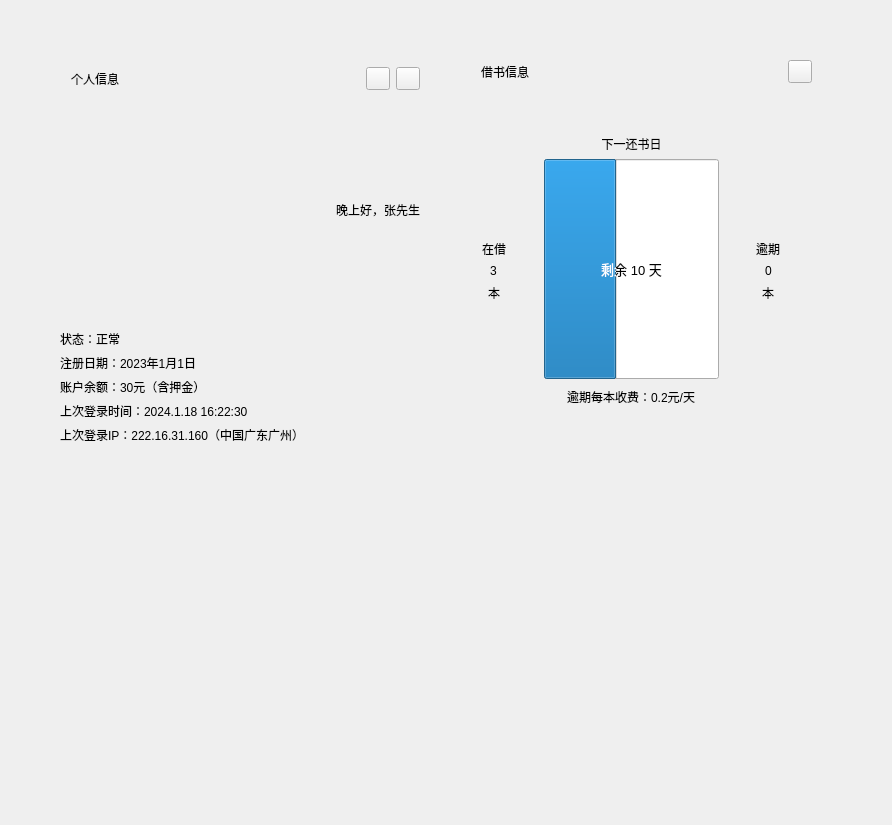
First picture: the form in resource/ui/reader/MyPage.ui, repository betacat-ha/library-management-system-pyqt, before the edit.
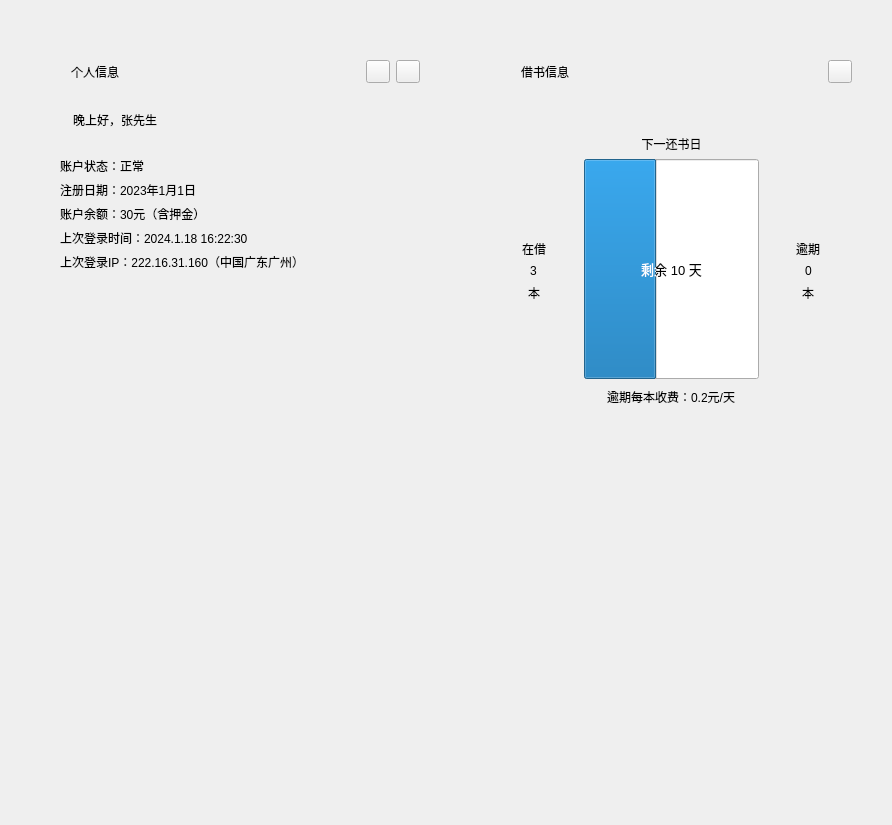
Second picture: the form after the edit. Icons and pictures are not drawn. Custom widgets are drawn as their Qt base class.

The edit to the form file:
```diff
--- a/resource/ui/reader/MyPage.ui
+++ b/resource/ui/reader/MyPage.ui
@@ -34,19 +34,6 @@
      <property name="spacing">
       <number>12</number>
      </property>
-     <item row="0" column="2">
-      <spacer name="horizontalSpacer_2">
-       <property name="orientation">
-        <enum>Qt::Horizontal</enum>
-       </property>
-       <property name="sizeHint" stdset="0">
-        <size>
-         <width>40</width>
-         <height>20</height>
-        </size>
-       </property>
-      </spacer>
-     </item>
      <item row="1" column="0">
       <spacer name="verticalSpacer">
        <property name="orientation">
@@ -60,7 +47,7 @@
        </property>
       </spacer>
      </item>
-     <item row="0" column="1">
+     <item row="0" column="2">
       <widget class="CardWidget" name="BorrowInfoCard">
        <property name="sizePolicy">
         <sizepolicy hsizetype="Expanding" vsizetype="Fixed">
@@ -408,7 +395,7 @@
        <property name="maximumSize">
         <size>
          <width>600</width>
-         <height>395</height>
+         <height>410</height>
         </size>
        </property>
        <property name="styleSheet">
@@ -482,22 +469,22 @@
              <number>20</number>
             </property>
             <item>
-             <layout class="QHBoxLayout" name="horizontalLayout" stretch="0,0">
+             <layout class="QHBoxLayout" name="horizontalLayout" stretch="0,0,0">
               <property name="leftMargin">
                <number>0</number>
               </property>
               <item>
-               <widget class="AvatarWidget" name="AvatarWidget">
+               <widget class="QLabel" name="label">
                 <property name="sizePolicy">
-                 <sizepolicy hsizetype="Expanding" vsizetype="Expanding">
-                  <horstretch>1</horstretch>
-                  <verstretch>1</verstretch>
+                 <sizepolicy hsizetype="Preferred" vsizetype="Expanding">
+                  <horstretch>0</horstretch>
+                  <verstretch>0</verstretch>
                  </sizepolicy>
                 </property>
-                <property name="minimumSize">
+                <property name="maximumSize">
                  <size>
-                  <width>64</width>
-                  <height>64</height>
+                  <width>96</width>
+                  <height>96</height>
                  </size>
                 </property>
                 <property name="text">
@@ -518,12 +505,25 @@
                 </property>
                </widget>
               </item>
+              <item>
+               <spacer name="horizontalSpacer_3">
+                <property name="orientation">
+                 <enum>Qt::Horizontal</enum>
+                </property>
+                <property name="sizeHint" stdset="0">
+                 <size>
+                  <width>40</width>
+                  <height>20</height>
+                 </size>
+                </property>
+               </spacer>
+              </item>
              </layout>
             </item>
             <item>
              <widget class="BodyLabel" name="BodyLabel_3">
               <property name="text">
-               <string>状态：正常</string>
+               <string>账户状态：正常</string>
               </property>
              </widget>
             </item>
@@ -560,11 +560,40 @@
             </item>
            </layout>
           </item>
+          <item>
+           <spacer name="verticalSpacer_2">
+            <property name="orientation">
+             <enum>Qt::Vertical</enum>
+            </property>
+            <property name="sizeHint" stdset="0">
+             <size>
+              <width>20</width>
+              <height>40</height>
+             </size>
+            </property>
+           </spacer>
+          </item>
          </layout>
         </item>
        </layout>
       </widget>
      </item>
+     <item row="0" column="1">
+      <spacer name="horizontalSpacer_2">
+       <property name="orientation">
+        <enum>Qt::Horizontal</enum>
+       </property>
+       <property name="sizeType">
+        <enum>QSizePolicy::Maximum</enum>
+       </property>
+       <property name="sizeHint" stdset="0">
+        <size>
+         <width>40</width>
+         <height>20</height>
+        </size>
+       </property>
+      </spacer>
+     </item>
     </layout>
    </item>
   </layout>
@@ -611,16 +640,6 @@
    <extends>QLabel</extends>
    <header>qfluentwidgets</header>
   </customwidget>
-  <customwidget>
-   <class>ImageLabel</class>
-   <extends>QLabel</extends>
-   <header>qfluentwidgets</header>
-  </customwidget>
-  <customwidget>
-   <class>AvatarWidget</class>
-   <extends>ImageLabel</extends>
-   <header>qfluentwidgets</header>
-  </customwidget>
   <customwidget>
    <class>ProgressBar</class>
    <extends>QProgressBar</extends>
```
Left out of the diff: 20 changed lines with no effect on the pictures.
